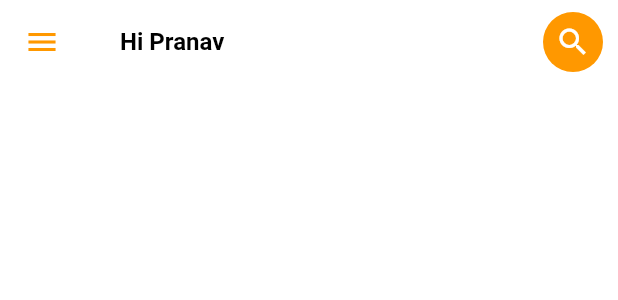
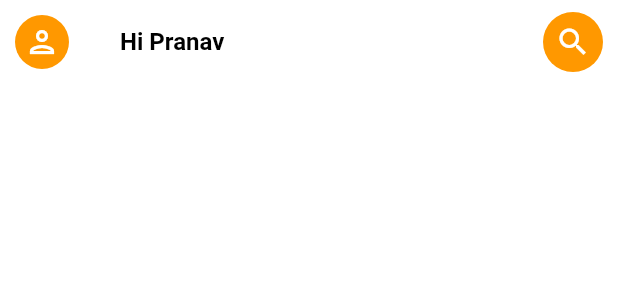
Before and after one commit to pranavpv773/cooking_reciepi_app, a Flutter app: the PresizedAppBarWidget widget shown alone on an empty page, opened directly, on a phone screen of 412 x 824 dp. Shown: the top 300 px of the screen. Run offline on Flutter 3.47's test engine with Material 2 defaults, Android fonts, the phone set to English and light mode, and no system bars; our stand-ins replace salomon_bottom_bar; network calls fail.

Commit message:
home changed to global

```diff
--- a/lib/app/home/view/widgets/presized_appbar.dart
+++ b/lib/app/home/view/widgets/presized_appbar.dart
@@ -12,11 +12,15 @@ class PresizedAppBarWidget extends StatelessWidget {
       elevation: 15,
       shadowColor: kPrimary,
       backgroundColor: kWhite,
-      leading: const Padding(
-        padding: EdgeInsets.symmetric(horizontal: 10.0),
-        child: Icon(
-          Icons.menu,
-          color: Colors.orange,
+      leading: Padding(
+        padding: const EdgeInsets.symmetric(horizontal: 10.0),
+        child: CircleAvatar(
+          radius: 20,
+          backgroundColor: Colors.orange,
+          child: Icon(
+            Icons.person_outlined,
+            color: kWhite,
+          ),
         ),
       ),
       title: const Padding(
--- /dev/null
+++ b/lib/app/home/view_model/home_provider.dart
@@ -0,0 +1,26 @@
+import 'package:flutter/widgets.dart';
+import 'package:food_reciepi/app/add_reciepie/view/add_recipe.dart';
+import 'package:food_reciepi/app/receipe_screen/view/receipe_screen.dart';
+import 'package:food_reciepi/app/settings/view/settings_screen.dart';
+
+class HomeProvider with ChangeNotifier {
+  int pageIndex = 0;
+  bool showAppbar = true;
+  final pages = [
+    const ReciepeScreen(),
+    const AddReceipeScreen(),
+    const SettingsScreen(),
+  ];
+
+  onTabIndexChange(int number) {
+    pageIndex = number;
+    if (pageIndex == 3) {
+      showAppbar = false;
+      notifyListeners();
+    } else {
+      showAppbar = true;
+      notifyListeners();
+    }
+    notifyListeners();
+  }
+}
--- a/lib/main.dart
+++ b/lib/main.dart
@@ -1,4 +1,5 @@
 import 'package:flutter/material.dart';
+import 'package:food_reciepi/app/home/view_model/home_provider.dart';
 import 'package:food_reciepi/app/login/view_model/login_provider.dart';
 import 'package:food_reciepi/app/sign_up/view_model/sign_up_provider.dart';
 import 'package:food_reciepi/app/splash/view_model/splash_provider.dart';
@@ -26,6 +27,9 @@
         ChangeNotifierProvider(
           create: (create) => SignUpProvider(),
         ),
+        ChangeNotifierProvider(
+          create: (create) => HomeProvider(),
+        ),
       ],
       child: MaterialApp(
         navigatorKey: RoutesProvider.navigatorKey,
--- a/pubspec.yaml
+++ b/pubspec.yaml
@@ -35,6 +35,7 @@ dependencies:
   # Use with the CupertinoIcons class for iOS style icons.
   cupertino_icons: ^1.0.2
   google_fonts: ^3.0.1
+  salomon_bottom_bar: ^3.3.1
 
 dev_dependencies:
   flutter_test:
```
Also changed, not shown: lib/app/add_reciepie/view/add_recipe.dart (added, +12 -0 lines), lib/app/home/view/home_screen.dart (+12 -19 lines), lib/app/home/view/widgets/bottom_nav.dart (added, +40 -0 lines), lib/app/receipe_screen/view/receipe_screen.dart (added, +26 -0 lines), lib/app/settings/view/settings_screen.dart (added, +12 -0 lines), pubspec.lock.
